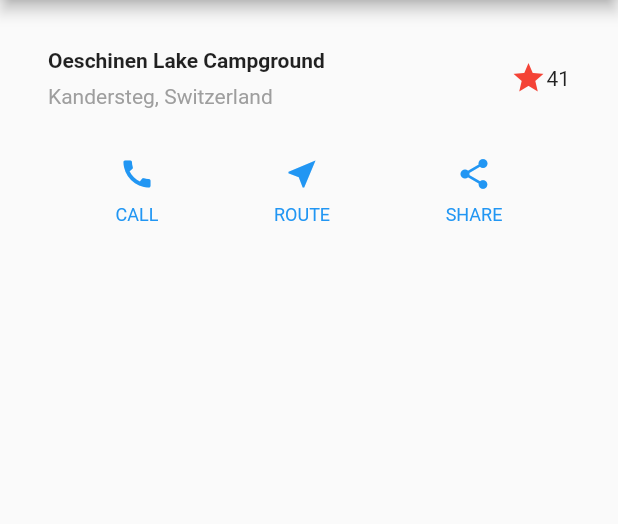
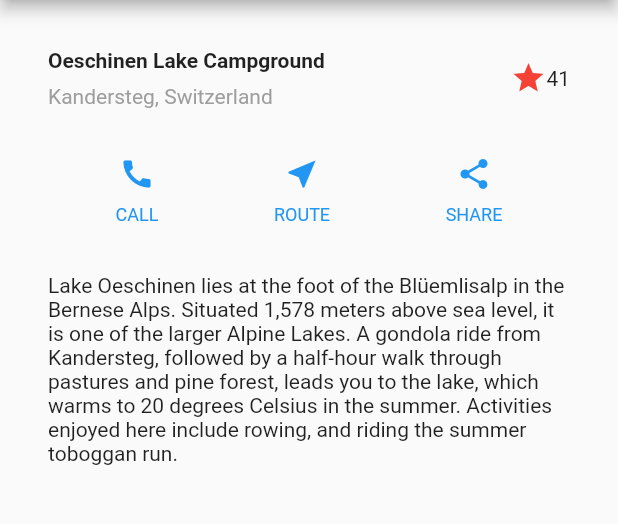
Before and after one commit to VasilyeuUV/FA_Learning, a Flutter app: the screen it shows after launch, on a phone screen of 412 x 824 dp, the part 84-608 px from its top. Run offline on Flutter 3.47's test engine with Material 2 defaults, Android fonts, the light colour scheme and no system bars.

Commit message:
Layout: Блок текста

```diff
--- a/lib/main.dart
+++ b/lib/main.dart
@@ -63,6 +63,23 @@
       ],
     );
 
+    // Блок текста в виде переменной
+    Widget textSection = const Padding(
+      padding: EdgeInsets.all(32),
+      child: Text(
+        'Lake Oeschinen lies at the foot of the Blüemlisalp in the Bernese '
+        'Alps. Situated 1,578 meters above sea level, it is one of the '
+        'larger Alpine Lakes. A gondola ride from Kandersteg, followed by a '
+        'half-hour walk through pastures and pine forest, leads you to the '
+        'lake, which warms to 20 degrees Celsius in the summer. Activities '
+        'enjoyed here include rowing, and riding the summer toboggan run.',
+
+        // true - перенос строк текста при достижении границ виджета.
+        // false - текст в одну строку
+        softWrap: true,
+      ),
+    );
+
     return MaterialApp(
       title: 'Flutter layout demo',
       home: Scaffold(
@@ -70,10 +87,7 @@
           title: const Text('Flutter layout demo'),
         ),
         body: Column(
-          children: [
-            titleSection,
-            buttonSection,
-          ],
+          children: [titleSection, buttonSection, textSection],
         ),
       ),
     );
```
